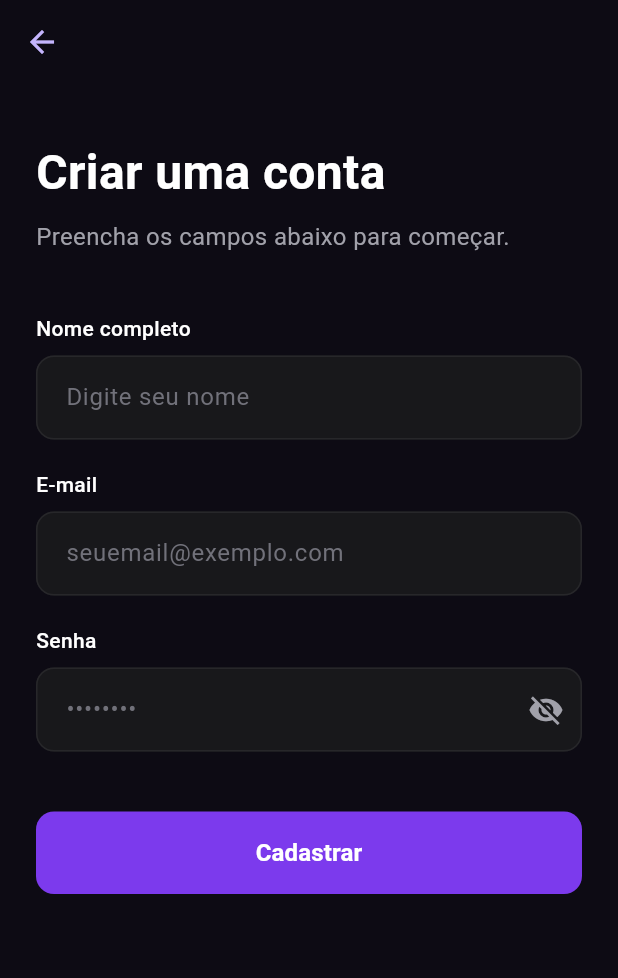
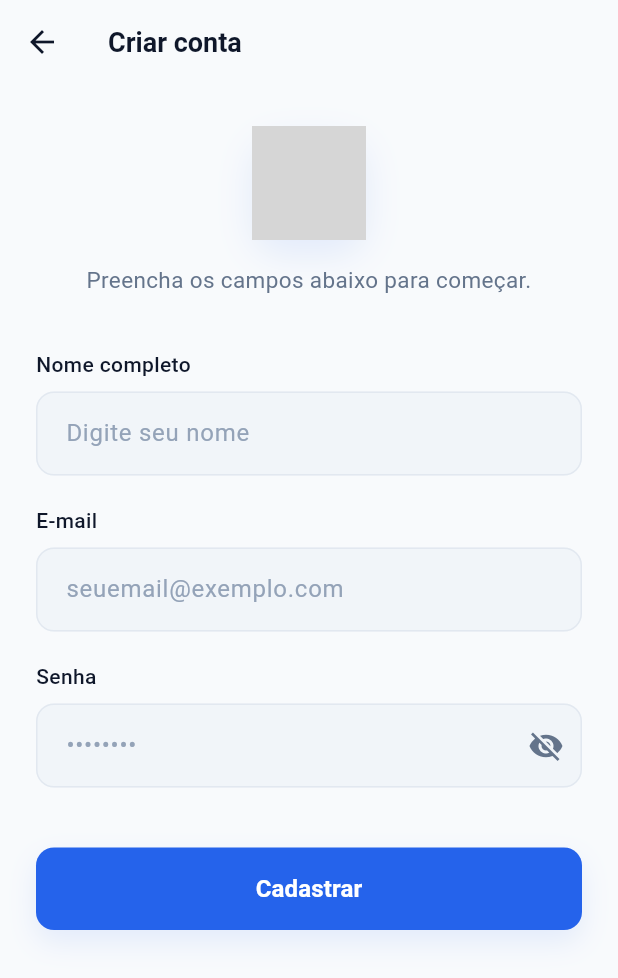
Before and after one commit to Kiratsuji/TicketFlow, a Flutter app: the screen it shows after launch, after a tap on "Criar uma conta", on a phone screen of 412 x 824 dp. Shown: the top 978 px of the screen. Run offline on Flutter 3.47's test engine with Material 3 defaults, Android fonts, the phone set to English and light mode, and no system bars; our stand-ins replace cloud_firestore, firebase_auth, firebase_core; accounts and stored records are empty; grey boxes are pictures that could not be loaded.

Commit message:
feat: added color variables

```diff
--- a/lib/main.dart
+++ b/lib/main.dart
@@ -2,6 +2,7 @@ import 'package:flutter/material.dart';
 import 'package:firebase_core/firebase_core.dart';
 import 'firebase_options.dart';
 import 'screens/welcomeScreen.dart';
+import 'screens/colors/appColors.dart';
 
 void main() async {
   WidgetsFlutterBinding.ensureInitialized();
@@ -24,8 +25,17 @@ class MyApp extends StatelessWidget {
       debugShowCheckedModeBanner: false,
       title: 'TicketFlow',
       theme: ThemeData(
-        colorScheme: ColorScheme.fromSeed(seedColor: const Color(0xFF7C3AED)),
         useMaterial3: true,
+        scaffoldBackgroundColor: AppColors.bgColor,
+        colorScheme: ColorScheme.fromSeed(
+          seedColor: AppColors.primaryColor,
+          secondary: AppColors.secondaryColor,
+          surface: AppColors.surfaceColor,
+        ),
+        textTheme: ThemeData.light().textTheme.apply(
+          bodyColor: AppColors.primaryTextColor,
+          displayColor: AppColors.primaryTextColor,
+        ),
       ),
       home: const WelcomeScreen(),
     );
--- a/lib/screens/colors/appColors.dart
+++ b/lib/screens/colors/appColors.dart
@@ -1,10 +1,28 @@
 import 'package:flutter/material.dart';
 
 abstract class AppColors {
+  //Cores base
   static const Color bgColor = Color(0xFFF8FAFC);
   static const Color primaryColor = Color(0xFF2563EB);
   static const Color secondaryColor = Color(0xFF06B6D4);
   static const Color surfaceColor = Color(0xFFFFFFFF);
   static const Color primaryTextColor = Color(0xFF0F172A);
   static const Color secondaryTextColor = Color(0xFF64748B);
+
+  //Complementos
+  static const Color primaryColorDark = Color(0xFF1D4ED8);
+  static const Color borderColor = Color(0xFFE2E8F0);
+  static const Color inputFillColor = Color(0xFFF1F5F9);
+  static const Color hintTextColor = Color(0xFF94A3B8);
+  static const Color disabledColor = Color(0xFFCBD5E1);
+  static const Color successColor = Color(0xFF10B981);
+  static const Color errorColor = Color(0xFFEF4444);
+
+  static const Color shadowColor = Color(0x1A2563EB);
+
+  static const LinearGradient primaryGradient = LinearGradient(
+    colors: [primaryColor, secondaryColor],
+    begin: Alignment.topLeft,
+    end: Alignment.bottomRight,
+  );
 }
--- a/lib/screens/registerScreen.dart
+++ b/lib/screens/registerScreen.dart
@@ -1,4 +1,6 @@
 import 'package:flutter/material.dart';
+import '../services/authService.dart';
+import 'colors/appColors.dart';
 
 class RegisterScreen extends StatefulWidget {
   const RegisterScreen({super.key});
@@ -8,6 +10,8 @@ class RegisterScreen extends StatefulWidget {
 }
 
 class _RegisterScreenState extends State<RegisterScreen> {
+  final AuthService _authService = AuthService();
+
   final _formKey = GlobalKey<FormState>();
   final _nameController = TextEditingController();
   final _emailController = TextEditingController();
@@ -22,16 +26,46 @@ class _RegisterScreenState extends State<RegisterScreen> {
     super.dispose();
   }
 
+  InputDecoration _fieldDecoration(String hint) {
+    return InputDecoration(
+      hintText: hint,
+      hintStyle: const TextStyle(color: AppColors.hintTextColor),
+      filled: true,
+      fillColor: AppColors.inputFillColor,
+      contentPadding: const EdgeInsets.symmetric(horizontal: 16, vertical: 16),
+      border: OutlineInputBorder(
+        borderRadius: BorderRadius.circular(12),
+        borderSide: BorderSide.none,
+      ),
+      enabledBorder: OutlineInputBorder(
+        borderRadius: BorderRadius.circular(12),
+        borderSide: const BorderSide(color: AppColors.borderColor, width: 1),
+      ),
+      focusedBorder: OutlineInputBorder(
+        borderRadius: BorderRadius.circular(12),
+        borderSide: const BorderSide(color: AppColors.primaryColor, width: 1.5),
+      ),
+    );
+  }
+
   @override
   Widget build(BuildContext context) {
     return Scaffold(
-      backgroundColor: const Color(0xFF0D0B14),
+      backgroundColor: AppColors.bgColor,
       appBar: AppBar(
         backgroundColor: Colors.transparent,
         elevation: 0,
         leading: IconButton(
-          icon: const Icon(Icons.arrow_back, color: Color(0xFFC4B5FD)),
+          icon: const Icon(Icons.arrow_back, color: AppColors.primaryTextColor),
           onPressed: () => Navigator.pop(context),
+        ),
+        title: const Text(
+          'Criar conta',
+          style: TextStyle(
+            color: AppColors.primaryTextColor,
+            fontSize: 18,
+            fontWeight: FontWeight.w600,
+          ),
         ),
       ),
       body: SafeArea(
@@ -42,31 +76,55 @@ class _RegisterScreenState extends State<RegisterScreen> {
             child: Column(
               crossAxisAlignment: CrossAxisAlignment.stretch,
               children: [
-                const SizedBox(height: 20),
-                // Título da Tela
-                const Text(
-                  'Criar uma conta',
-                  style: TextStyle(
-                    fontSize: 32,
-                    fontWeight: FontWeight.bold,
+                const SizedBox(height: 12),
+                Center(
+                  child: Container(
+                    height: 76,
+                    width: 76,
+                    decoration: BoxDecoration(
+                      gradient: AppColors.primaryGradient,
+                      borderRadius: BorderRadius.circular(20),
+                      boxShadow: [
+                        BoxShadow(
+                          color: AppColors.shadowColor,
+                          blurRadius: 20,
+                          offset: const Offset(0, 10),
+                        ),
+                      ],
+                    ),
+                    child: ClipRRect(
+                      borderRadius: BorderRadius.circular(20),
+                      child: Image.asset(
+                        'assets/icon/lightLogo.png',
+                        height: 76,
+                        width: 76,
+                        fit: BoxFit.cover,
+                        errorBuilder: (context, error, stackTrace) {
+                          return const Icon(
+                            Icons.confirmation_number_rounded,
                             color: Colors.white,
+                            size: 36,
+                          );
+                        },
                       ),
                     ),
-                const SizedBox(height: 8),
+                  ),
+                ),
+                const SizedBox(height: 16),
                 const Text(
                   'Preencha os campos abaixo para começar.',
+                  textAlign: TextAlign.center,
                   style: TextStyle(
-                    fontSize: 16,
-                    color: Color(0xFFA1A1AA),
+                    fontSize: 15,
+                    color: AppColors.secondaryTextColor,
                   ),
                 ),
-                const SizedBox(height: 40),
+                const SizedBox(height: 36),
 
-                // Campo de Nome
                 const Text(
                   'Nome completo',
                   style: TextStyle(
-                    color: Colors.white,
+                    color: AppColors.primaryTextColor,
                     fontWeight: FontWeight.w500,
                     fontSize: 14,
                   ),
@@ -74,34 +132,15 @@ class _RegisterScreenState extends State<RegisterScreen> {
                 const SizedBox(height: 8),
                 TextFormField(
                   controller: _nameController,
-                  style: const TextStyle(color: Colors.white),
-                  decoration: InputDecoration(
-                    hintText: 'Digite seu nome',
-                    hintStyle: const TextStyle(color: Color(0xFF71717A)),
-                    filled: true,
-                    fillColor: const Color(0xFF18181B),
-                    contentPadding: const EdgeInsets.symmetric(horizontal: 16, vertical: 16),
-                    border: OutlineInputBorder(
-                      borderRadius: BorderRadius.circular(12),
-                      borderSide: BorderSide.none,
-                    ),
-                    enabledBorder: OutlineInputBorder(
-                      borderRadius: BorderRadius.circular(12),
-                      borderSide: const BorderSide(color: Color(0xFF27272A), width: 1),
-                    ),
-                    focusedBorder: OutlineInputBorder(
-                      borderRadius: BorderRadius.circular(12),
-                      borderSide: const BorderSide(color: Color(0xFF7C3AED), width: 1.5),
-                    ),
-                  ),
+                  style: const TextStyle(color: AppColors.primaryTextColor),
+                  decoration: _fieldDecoration('Digite seu nome'),
                 ),
                 const SizedBox(height: 20),
 
-                // Campo de E-mail
                 const Text(
                   'E-mail',
                   style: TextStyle(
-                    color: Colors.white,
+                    color: AppColors.primaryTextColor,
                     fontWeight: FontWeight.w500,
                     fontSize: 14,
                   ),
@@ -109,35 +148,16 @@ class _RegisterScreenState extends State<RegisterScreen> {
                 const SizedBox(height: 8),
                 TextFormField(
                   controller: _emailController,
-                  style: const TextStyle(color: Colors.white),
+                  style: const TextStyle(color: AppColors.primaryTextColor),
                   keyboardType: TextInputType.emailAddress,
-                  decoration: InputDecoration(
-                    hintText: 'seuemail@exemplo.com',
-                    hintStyle: const TextStyle(color: Color(0xFF71717A)),
-                    filled: true,
-                    fillColor: const Color(0xFF18181B),
-                    contentPadding: const EdgeInsets.symmetric(horizontal: 16, vertical: 16),
-                    border: OutlineInputBorder(
-                      borderRadius: BorderRadius.circular(12),
-                      borderSide: BorderSide.none,
-                    ),
-                    enabledBorder: OutlineInputBorder(
-                      borderRadius: BorderRadius.circular(12),
-                      borderSide: const BorderSide(color: Color(0xFF27272A), width: 1),
-                    ),
-                    focusedBorder: OutlineInputBorder(
-                      borderRadius: BorderRadius.circular(12),
-                      borderSide: const BorderSide(color: Color(0xFF7C3AED), width: 1.5),
-                    ),
-                  ),
+                  decoration: _fieldDecoration('seuemail@exemplo.com'),
                 ),
                 const SizedBox(height: 20),
 
-                // Campo de Senha
                 const Text(
                   'Senha',
                   style: TextStyle(
-                    color: Colors.white,
+                    color: AppColors.primaryTextColor,
                     fontWeight: FontWeight.w500,
                     fontSize: 14,
                   ),
@@ -146,17 +166,12 @@ class _RegisterScreenState extends State<RegisterScreen> {
                 TextFormField(
                   controller: _passwordController,
                   obscureText: _obscurePassword,
-                  style: const TextStyle(color: Colors.white),
-                  decoration: InputDecoration(
-                    hintText: '••••••••',
-                    hintStyle: const TextStyle(color: Color(0xFF71717A)),
-                    filled: true,
-                    fillColor: const Color(0xFF18181B),
-                    contentPadding: const EdgeInsets.symmetric(horizontal: 16, vertical: 16),
+                  style: const TextStyle(color: AppColors.primaryTextColor),
+                  decoration: _fieldDecoration('••••••••').copyWith(
                     suffixIcon: IconButton(
                       icon: Icon(
                         _obscurePassword ? Icons.visibility_off : Icons.visibility,
-                        color: const Color(0xFFA1A1AA),
+                        color: AppColors.secondaryTextColor,
                       ),
                       onPressed: () {
                         setState(() {
@@ -164,29 +179,27 @@ class _RegisterScreenState extends State<RegisterScreen> {
                         });
                       },
                     ),
-                    border: OutlineInputBorder(
-                      borderRadius: BorderRadius.circular(12),
-                      borderSide: BorderSide.none,
-                    ),
-                    enabledBorder: OutlineInputBorder(
-                      borderRadius: BorderRadius.circular(12),
-                      borderSide: const BorderSide(color: Color(0xFF27272A), width: 1),
-                    ),
-                    focusedBorder: OutlineInputBorder(
-                      borderRadius: BorderRadius.circular(12),
-                      borderSide: const BorderSide(color: Color(0xFF7C3AED), width: 1.5),
-                    ),
                   ),
                 ),
                 const SizedBox(height: 40),
 
-                // Botão de Cadastrar
-                ElevatedButton(
+                DecoratedBox(
+                  decoration: BoxDecoration(
+                    borderRadius: BorderRadius.circular(12),
+                    boxShadow: [
+                      BoxShadow(
+                        color: AppColors.shadowColor,
+                        blurRadius: 16,
+                        offset: const Offset(0, 8),
+                      ),
+                    ],
+                  ),
+                  child: ElevatedButton(
                     onPressed: () {
                       // Lógica visual por enquanto
                     },
                     style: ElevatedButton.styleFrom(
-                    backgroundColor: const Color(0xFF7C3AED),
+                      backgroundColor: AppColors.primaryColor,
                       foregroundColor: Colors.white,
                       padding: const EdgeInsets.symmetric(vertical: 16),
                       shape: RoundedRectangleBorder(
@@ -202,6 +215,7 @@ class _RegisterScreenState extends State<RegisterScreen> {
                       ),
                     ),
                   ),
+                ),
               ],
             ),
           ),
--- a/lib/screens/welcomeScreen.dart
+++ b/lib/screens/welcomeScreen.dart
@@ -15,12 +15,42 @@ class WelcomeScreen extends StatelessWidget {
           child: Column(
             mainAxisAlignment: MainAxisAlignment.spaceBetween,
             children: [
-              const Spacer(),
+              const Spacer(flex: 2),
 
-              // --- SUPERIOR SECTION ---
               Column(
                 children: [
-                  const SizedBox(height: 16),
+                  Container(
+                    height: 110,
+                    width: 110,
+                    decoration: BoxDecoration(
+                      gradient: AppColors.primaryGradient,
+                      borderRadius: BorderRadius.circular(28),
+                      boxShadow: [
+                        BoxShadow(
+                          color: AppColors.shadowColor,
+                          blurRadius: 24,
+                          offset: const Offset(0, 12),
+                        ),
+                      ],
+                    ),
+                    child: ClipRRect(
+                      borderRadius: BorderRadius.circular(28),
+                      child: Image.asset(
+                        'assets/icon/lightLogo.png',
+                        height: 110,
+                        width: 110,
+                        fit: BoxFit.cover,
+                        errorBuilder: (context, error, stackTrace) {
+                          return const Icon(
+                            Icons.confirmation_number_rounded,
+                            color: Colors.white,
+                            size: 48,
+                          );
+                        },
+                      ),
+                    ),
+                  ),
+                  const SizedBox(height: 24),
                   const Text(
                     'TicketFlow',
                     style: TextStyle(
@@ -30,17 +60,34 @@ class WelcomeScreen extends StatelessWidget {
                       letterSpacing: 0.5,
                     ),
                   ),
+                  const SizedBox(height: 8),
+                  const Text(
+                    'Organize seus chamados com simplicidade.',
+                    textAlign: TextAlign.center,
+                    style: TextStyle(
+                      fontSize: 15,
+                      color: AppColors.secondaryTextColor,
+                    ),
+                  ),
                 ],
               ),
-              const Spacer(),
+              const Spacer(flex: 3),
 
-
-
-              //criar e entrar na conta
               Column(
                 crossAxisAlignment: CrossAxisAlignment.stretch,
                 children: [
-                  ElevatedButton(
+                  DecoratedBox(
+                    decoration: BoxDecoration(
+                      borderRadius: BorderRadius.circular(12),
+                      boxShadow: [
+                        BoxShadow(
+                          color: AppColors.shadowColor,
+                          blurRadius: 16,
+                          offset: const Offset(0, 8),
+                        ),
+                      ],
+                    ),
+                    child: ElevatedButton(
                       onPressed: () {
                         Navigator.push(
                           context,
@@ -51,7 +98,7 @@ class WelcomeScreen extends StatelessWidget {
                       },
                       style: ElevatedButton.styleFrom(
                         backgroundColor: AppColors.primaryColor,
-                      foregroundColor: AppColors.primaryTextColor,
+                        foregroundColor: Colors.white,
                         padding: const EdgeInsets.symmetric(vertical: 16),
                         shape: RoundedRectangleBorder(
                           borderRadius: BorderRadius.circular(12),
@@ -66,15 +113,14 @@ class WelcomeScreen extends StatelessWidget {
                         ),
                       ),
                     ),
+                  ),
 
                   const SizedBox(height: 12),
 
                   OutlinedButton(
-                    onPressed: () {
-
-                    },
+                    onPressed: () {},
                     style: OutlinedButton.styleFrom(
-                      foregroundColor: AppColors.surfaceColor,
+                      foregroundColor: AppColors.primaryColor,
                       padding: const EdgeInsets.symmetric(vertical: 16),
                       side: const BorderSide(
                         color: AppColors.primaryColor,
@@ -88,13 +134,14 @@ class WelcomeScreen extends StatelessWidget {
                       'Entrar na conta',
                       style: TextStyle(
                         fontSize: 16,
-                        color: AppColors.primaryTextColor,
+                        color: AppColors.primaryColor,
                         fontWeight: FontWeight.w600,
                       ),
                     ),
                   ),
                 ],
               ),
+              const SizedBox(height: 50),
             ],
           ),
         ),
```
Also changed, not shown: assets/icon/lightLogo.png (added). Lines whose indentation alone changed are shown as unchanged.
